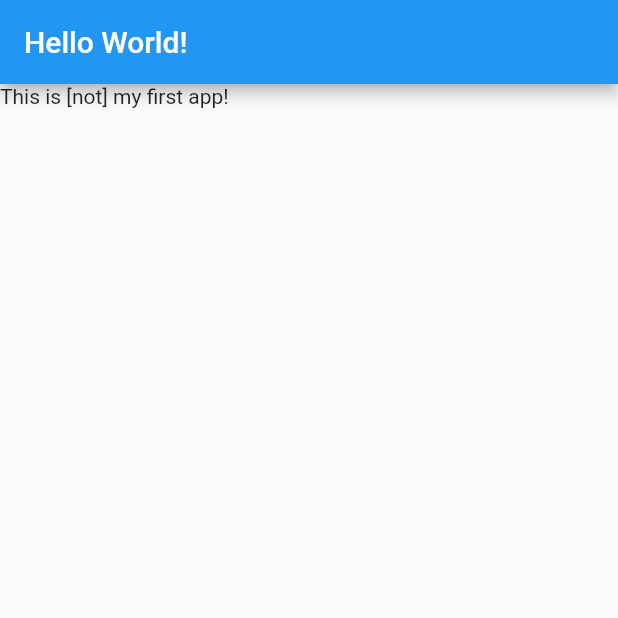
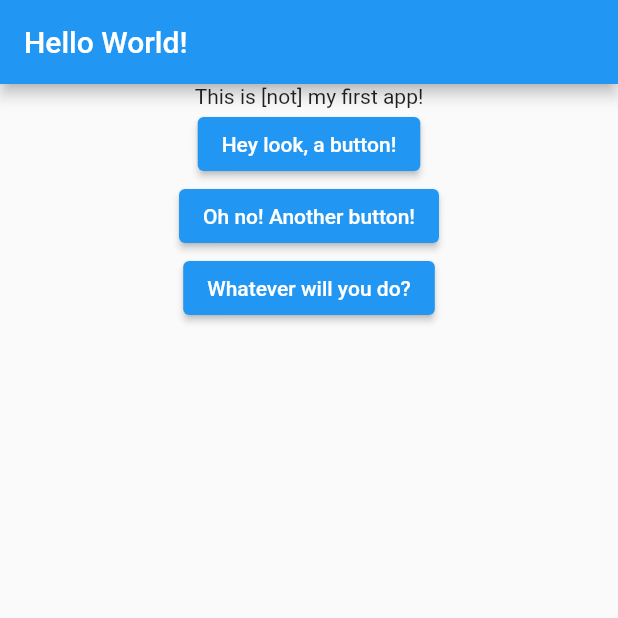
Before and after one commit to bsdonald/flutter_complete_guide, a Flutter app: the screen it shows after launch, on a phone screen of 412 x 824 dp, the top half of it. Run offline on Flutter 3.47's test engine with Material 2 defaults, Android fonts, the phone set to English and light mode, and no system bars.

Commit message:
added some buttons

```diff
--- a/lib/main.dart
+++ b/lib/main.dart
@@ -9,12 +9,34 @@ class MyApp extends StatelessWidget {
 
   @override
   Widget build(BuildContext context) {
+    List<String> questions = [
+      'What\'s your favorite color?',
+      'What\'s your favorite animal?',
+    ];
     return MaterialApp(
       home: Scaffold(
         appBar: AppBar(
           title: const Text('Hello World!'),
         ),
-        body: const Text('This is [not] my first app!'),
+        body: Center(
+          child: Column(
+            children: [
+              const Text('This is [not] my first app!'),
+              ElevatedButton(
+                onPressed: () {},
+                child: const Text('Hey look, a button!'),
+              ),
+              ElevatedButton(
+                onPressed: () {},
+                child: const Text('Oh no! Another button!'),
+              ),
+              ElevatedButton(
+                onPressed: () {},
+                child: const Text('Whatever will you do?'),
+              ),
+            ],
+          ),
+        ),
       ),
     );
   }
```
